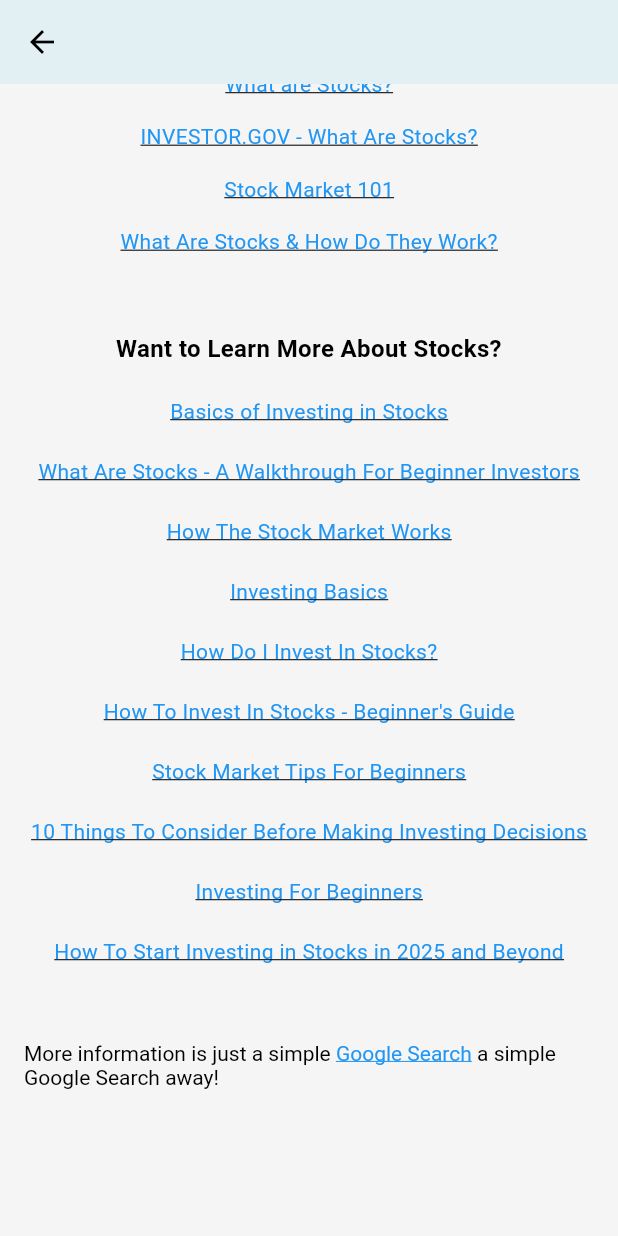
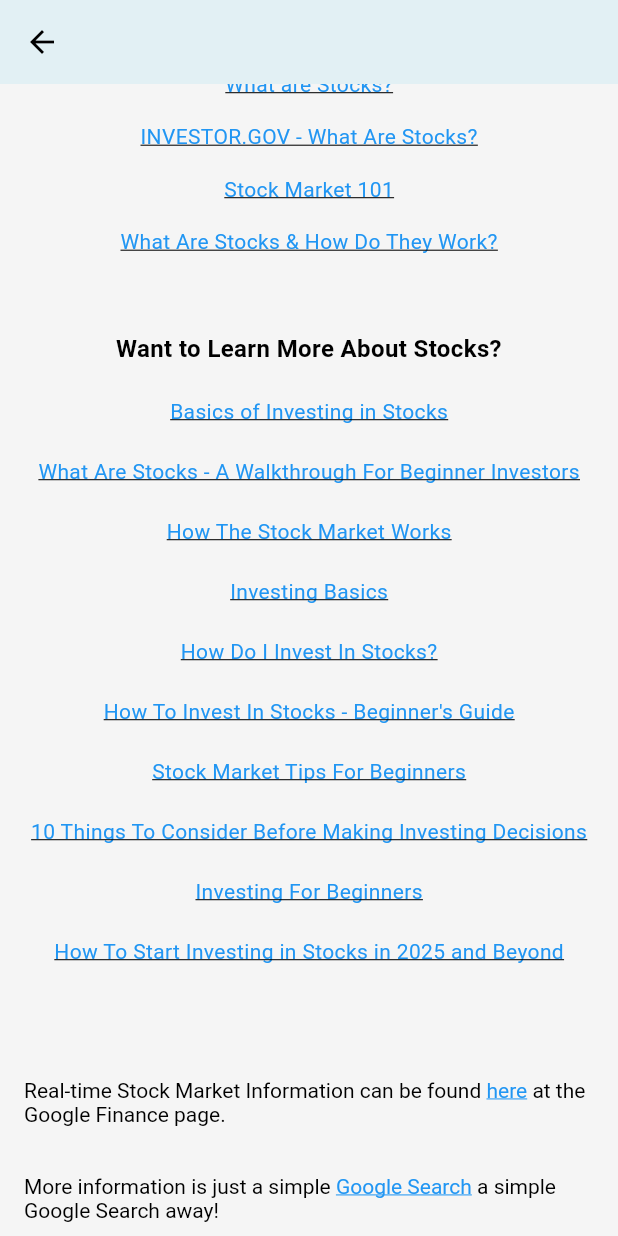
Before and after one commit to NehangPatel23/FinTrackr, a Flutter app: the InfoPage screen opened directly, scrolled down 730 dp, on a phone screen of 412 x 824 dp. Run offline on Flutter 3.47's test engine with Material 3 defaults, Android fonts, the phone set to English and light mode, and no system bars; our stand-ins replace bloc, cloud_firestore, equatable, file_picker, firebase_auth, firebase_core and 4 more; missing offline and left inert: bcrypt; accounts and stored records are empty.

Commit message:
added a link to real-time stock tracking

```diff
--- a/Code/lib/screens/stocks/stocks_page.dart
+++ b/Code/lib/screens/stocks/stocks_page.dart
@@ -809,7 +809,31 @@ class InfoPage extends StatelessWidget {
                   ),
                 ),
               ),
-              SizedBox(height: 50),
+              SizedBox(height: 75),
+              RichText(
+                text: TextSpan(
+                  children: [
+                    const TextSpan(
+                      text: 'Real-time Stock Market Information can be found ',
+                      style: TextStyle(color: Colors.black),
+                    ),
+                    TextSpan(
+                      text: 'here',
+                      style: const TextStyle(
+                        color: Colors.blue,
+                        decoration: TextDecoration.underline,
+                      ),
+                      recognizer: TapGestureRecognizer()
+                        ..onTap = () =>
+                            launchURL('https://www.google.com/finance/?hl=en'),
+                    ),
+                    const TextSpan(
+                      text: ' at the Google Finance page.\n\n',
+                      style: TextStyle(color: Colors.black),
+                    )
+                  ],
+                ),
+              ),
               RichText(
                 text: TextSpan(
                   children: [
```
